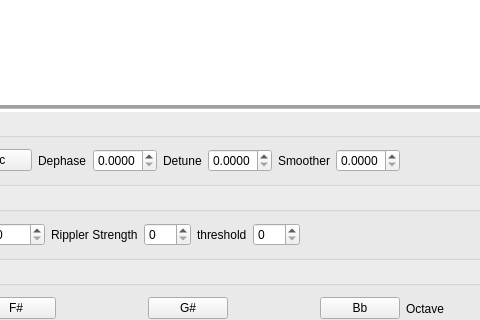
First picture: the form in Synth5/mainwindow.ui, repository djeemie2000/SynthPlayground, before the edit; both pictures show x 592 to 1072 and y 135 to 455 of the 1343 by 544 pixel window.
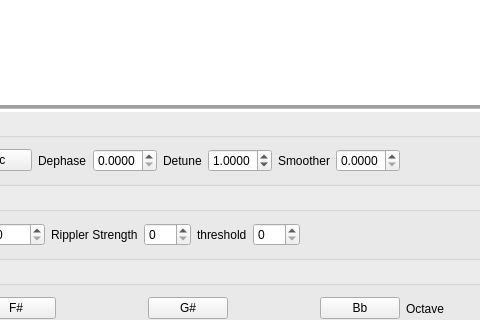
Second picture: the form after the edit.

Commit message: Rethinking detuning

What changed in the file:
```diff
--- a/Synth5/mainwindow.ui
+++ b/Synth5/mainwindow.ui
@@ -163,13 +163,13 @@
              <number>4</number>
             </property>
             <property name="maximum">
-             <double>1.000000000000000</double>
+             <double>2.000000000000000</double>
             </property>
             <property name="singleStep">
              <double>0.001000000000000</double>
             </property>
             <property name="value">
-             <double>0.000000000000000</double>
+             <double>1.000000000000000</double>
             </property>
            </widget>
           </item>
```
The commit also changes 1 other file.
